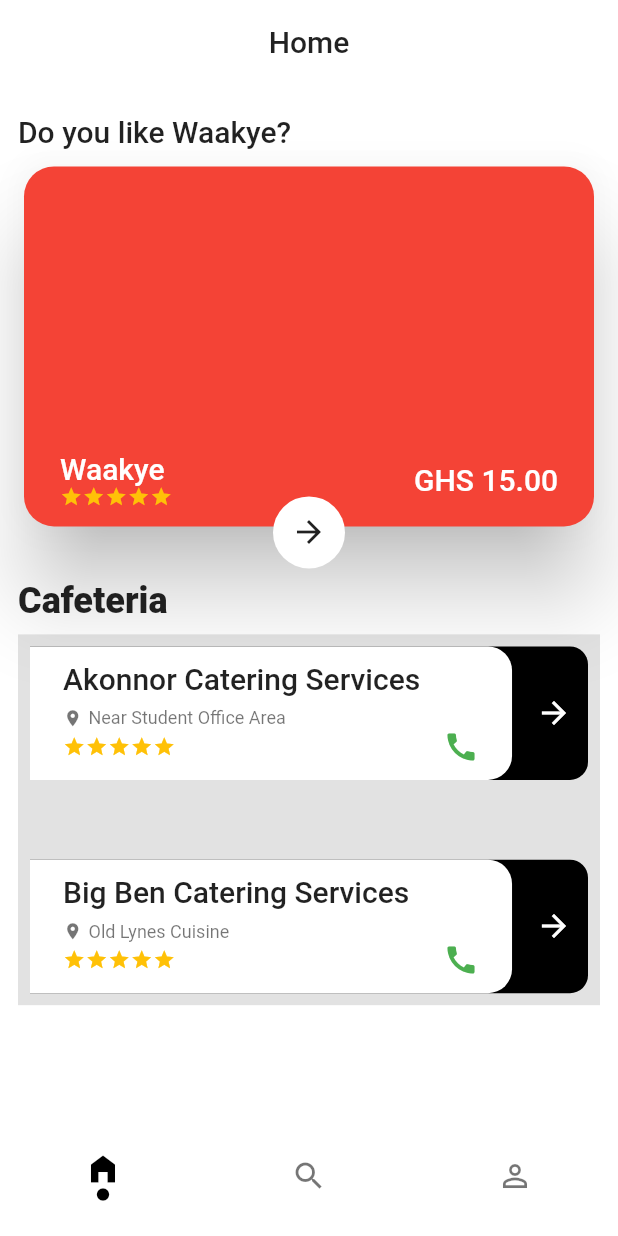
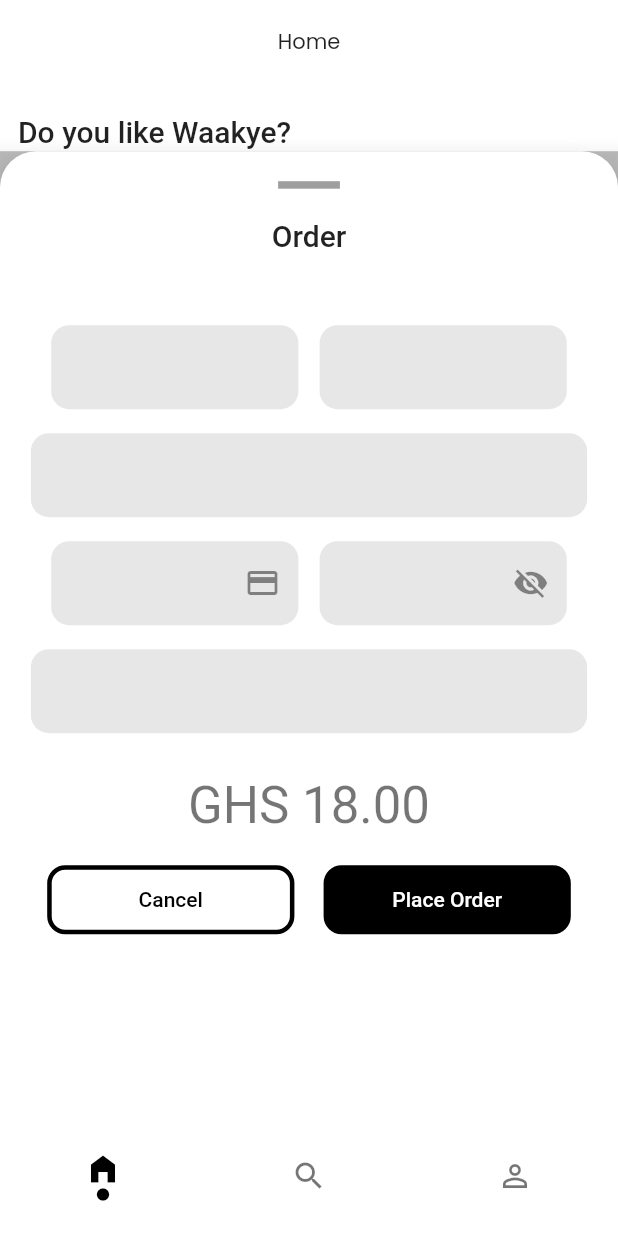
Before and after one commit to kwe-k-u/didi, a Flutter app: the screen it shows after launch, after a tap on "Get Started", after a tap on the "arrow forward" icon, on a phone screen of 412 x 824 dp. Run offline on Flutter 3.47's test engine with Material 2 defaults, Android fonts, the phone set to English and light mode, and no system bars; our stand-ins replace google_fonts; missing offline and left inert: dart:ffi.

```diff
--- a/lib/main.dart
+++ b/lib/main.dart
@@ -1,6 +1,7 @@
 import 'package:didi/ui/screens/homescreen/homescreen.dart';
 import 'package:didi/ui/screens/landing_page/landing_page.dart';
 import 'package:flutter/material.dart';
+import 'package:google_fonts/google_fonts.dart';
 
 void main() {
   runApp(MyApp());
@@ -11,13 +12,14 @@ class MyApp extends StatelessWidget {
   @override
   Widget build(BuildContext context) {
     return MaterialApp(
+
       title: 'Flutter Demo',
       theme: ThemeData(
         bottomAppBarColor: Colors.white,
         appBarTheme: AppBarTheme(
           color: Colors.white,
           elevation: 0,
-          textTheme: Theme.of(context).textTheme
+          textTheme: GoogleFonts.poppinsTextTheme()
         ),
         primarySwatch: Colors.blue,
         canvasColor: Colors.white,
--- a/lib/ui/screens/homescreen/homescreen.dart
+++ b/lib/ui/screens/homescreen/homescreen.dart
@@ -72,6 +72,7 @@ class HomeScreen extends StatelessWidget {
           ],
         ),
       ),
+
     );
   }
 }
--- a/lib/ui/screens/homescreen/widgets/cafeteria_tile.dart
+++ b/lib/ui/screens/homescreen/widgets/cafeteria_tile.dart
@@ -1,3 +1,5 @@
+import 'package:didi/ui/screens/cafeteria_menu_screen/cafeteria_menu_screen.dart';
+import 'package:didi/ui/screens/homescreen/widgets/order_bottom_sheet.dart';
 import 'package:didi/ui/widgets/rating_widget.dart';
 import 'package:flutter/material.dart';
 
@@ -72,9 +74,15 @@ class CafeteriaTile extends StatelessWidget {
               ),
             )
           ),
-          Padding(
-            padding: const EdgeInsets.only(left: 16.0),
-            child: Icon(Icons.arrow_forward, color: Colors.white,),
+          IconButton(
+            icon: Icon(Icons.arrow_forward),
+            color: Colors.white,
+            onPressed: (){
+              Navigator.push(context,
+                  MaterialPageRoute(builder: (context)=> CafeteriaMenuScreen()
+                  )
+              );
+            },
           ),
         ],
       ),
--- a/lib/ui/screens/homescreen/widgets/meal_preview_widget.dart
+++ b/lib/ui/screens/homescreen/widgets/meal_preview_widget.dart
@@ -1,3 +1,4 @@
+import 'package:didi/ui/screens/homescreen/widgets/order_bottom_sheet.dart';
 import 'package:didi/ui/widgets/rating_widget.dart';
 import 'package:flutter/cupertino.dart';
 import 'package:flutter/material.dart';
@@ -38,6 +39,14 @@ class MealPreviewWidget extends StatelessWidget {
               ),
               child: IconButton(
                   onPressed: (){
+
+                    showBottomSheet(
+                        elevation: 12,
+                        backgroundColor: Colors.black26,
+                        context: context,
+                        builder: (context){
+                          return OrderBottomSheet();
+                        });
                     },
                   icon: Icon(Icons.arrow_forward)
               ),
@@ -71,11 +80,6 @@ class _Card extends StatelessWidget {
       shape: RoundedRectangleBorder(
           borderRadius: BorderRadius.circular(20)
       ),
-      // decoration: BoxDecoration(
-      //   color: Colors.red,
-      //     borderRadius: BorderRadius.circular(36)
-      // ),
-      // padding: EdgeInsets.symmetric(vertical: 8, horizontal: 16),
       child: Padding(
         padding: EdgeInsets.all(12) + EdgeInsets.symmetric(horizontal: 12),
         child: Column(
--- /dev/null
+++ b/lib/ui/screens/homescreen/widgets/order_bottom_sheet.dart
@@ -0,0 +1,136 @@
+import 'dart:ffi';
+
+import 'package:didi/ui/widgets/custom_button.dart';
+import 'package:didi/ui/widgets/custom_text_field.dart';
+import "package:flutter/material.dart";
+
+
+class OrderBottomSheet extends StatefulWidget {
+  const OrderBottomSheet({Key? key}) : super(key: key);
+
+  @override
+  _OrderBottomSheetState createState() => _OrderBottomSheetState();
+}
+
+class _OrderBottomSheetState extends State<OrderBottomSheet> {
+  @override
+  void initState() {
+    super.initState();
+  }
+
+
+  @override
+  void dispose() {
+    super.dispose();
+    //todo clear controllers
+  }
+  @override
+  Widget build(BuildContext context) {
+    Size size = MediaQuery.of(context).size;
+
+    return  Container(
+      height: size.height * 0.8,
+      width: size.width,
+      padding: EdgeInsets.all(12),
+      decoration: BoxDecoration(
+          color: Colors.white,
+          borderRadius: BorderRadius.vertical(top: Radius.circular(24))
+      ),
+      child: Column(
+        crossAxisAlignment: CrossAxisAlignment.center,
+        children: [
+          Padding(
+            padding: const EdgeInsets.only(bottom:20, top:8.0),
+            child: Container(
+              height: 5,
+              width: size.width * 0.1,
+              color: Colors.grey,
+            ),
+          ),
+          Padding(
+            padding: const EdgeInsets.only( bottom: 40.0),
+            child: Text("Order", style: Theme.of(context).textTheme.headline6,
+            ),
+          ),
+          Padding(
+            padding: const EdgeInsets.all(8.0),
+            child: Row(
+              mainAxisAlignment: MainAxisAlignment.spaceEvenly,
+              children: [
+                CustomTextField(
+                    controller: TextEditingController(),
+                    width: size.width * 0.4,
+                    keyboardType: TextInputType.text),
+                CustomTextField(
+                    controller: TextEditingController(),
+                    width: size.width * 0.4,
+                    keyboardType: TextInputType.text),
+              ],
+            ),
+          ),
+
+          Padding(
+            padding: const EdgeInsets.all(8.0),
+            child: CustomTextField(
+                controller: TextEditingController(),
+                keyboardType: TextInputType.text),
+          ),
+
+
+          Padding(
+            padding: const EdgeInsets.all(8.0),
+            child: Row(
+              mainAxisAlignment: MainAxisAlignment.spaceEvenly,
+              children: [
+                CustomTextField(
+                    controller: TextEditingController(),
+                    width: size.width * 0.4,
+                    keyboardType: TextInputType.text,
+                  icon: Icons.credit_card_outlined,
+                ),
+                CustomTextField(//todo obscure (overflow problem)
+                    icon: Icons.visibility_off,
+                    controller: TextEditingController(),
+                    width: size.width * 0.4,
+                    keyboardType: TextInputType.text),
+              ],
+            ),
+          ),
+
+
+          Padding(
+            padding: const EdgeInsets.all(8.0),
+            child: CustomTextField(
+                controller: TextEditingController(),
+                keyboardType: TextInputType.text),
+          ),
+
+          Padding(
+            padding: const EdgeInsets.all(20),
+            child: Text("GHS 18.00", style: Theme.of(context).textTheme.headline4,),
+          ),
+
+          Row(
+            mainAxisAlignment: MainAxisAlignment.spaceEvenly,
+            children: [
+              CustomButton(
+                width: size.width * 0.4,
+                  text: "Cancel",
+                  onPressed: (){
+
+                  }
+                  ),
+              CustomButton(
+                  width: size.width * 0.4,
+                  filled: true,
+                  text: "Place Order",
+                  onPressed: (){
+                  }),
+            ],
+          )
+        ],
+
+      ),
+    );
+  }
+}
--- a/lib/ui/screens/issue_screen/issue_screen.dart
+++ b/lib/ui/screens/issue_screen/issue_screen.dart
@@ -18,6 +18,7 @@ class IssueScreen extends StatelessWidget {
           padding: EdgeInsets.all(8) + EdgeInsets.only(top: 12),
           width: size.width,
         height: size.height,
+        child: SingleChildScrollView(
           child: Column(
             children: [
               CustomTextField(
@@ -42,6 +43,7 @@ class IssueScreen extends StatelessWidget {
                   }
                   )
             ],
+          ),
         )
         )
     );
--- a/lib/ui/screens/landing_page/landing_page.dart
+++ b/lib/ui/screens/landing_page/landing_page.dart
@@ -27,8 +27,9 @@ class LandingPage extends StatelessWidget {
 
 
                 Text("Didi.",
-                  style: Theme.of(context).textTheme.headline4!
+                  style: Theme.of(context).textTheme.headline2!
                       .copyWith(
+                    color: Theme.of(context).textTheme.headline2!.color!.withOpacity(1),
                     fontWeight: FontWeight.w900,
 
                   ),
--- a/lib/ui/widgets/custom_button.dart
+++ b/lib/ui/widgets/custom_button.dart
@@ -23,20 +23,20 @@ class CustomButton extends StatelessWidget {
   Widget build(BuildContext context) {
     Size size = MediaQuery.of(context).size;
 
-    return Container(
+    return InkWell(
+      splashColor: Colors.red,
+      onTap: onPressed,
+      splashFactory: InkSplash.splashFactory,
+      child: Container(
         margin: margin,
-      child: OutlinedButton(
-        style: ButtonStyle(
-          shape: MaterialStateProperty.all(RoundedRectangleBorder(
-              borderRadius: BorderRadius.circular(4),
-              side: BorderSide(color: Colors.black, width: 8)
-          )),
-
-          backgroundColor: MaterialStateProperty.all(
-              filled ? Colors.black : Colors.transparent ),
+        decoration: BoxDecoration(
+            color: filled ? Colors.black : Colors.transparent,
+            borderRadius: BorderRadius.circular(12),
+            border: Border.all(
+                color: Colors.black,
+                width: 3
+            )
         ),
-        onPressed: onPressed,
-        child: Container(
         padding: EdgeInsets.all(12),
         width: width ?? size.width * 0.8,
         height: height,
@@ -48,7 +48,6 @@ class CustomButton extends StatelessWidget {
           ),),
         ),
       ),
-      ),
     );
   }
 }
--- a/lib/ui/widgets/custom_text_field.dart
+++ b/lib/ui/widgets/custom_text_field.dart
@@ -54,7 +54,6 @@ class _CustomTextFieldState extends State<CustomTextField> {
 
 
           TextFormField(
-            autovalidateMode: AutovalidateMode.onUserInteraction,
             validator: widget.validator,
             minLines: widget.expand ? 15 : null,
             maxLines: widget.expand ? 15 : null,
@@ -68,7 +67,7 @@ class _CustomTextFieldState extends State<CustomTextField> {
               hintText: widget.hintText,
               errorStyle: Theme.of(context).textTheme.bodyText2!.copyWith(color: Colors.red),
               hintStyle: Theme.of(context).textTheme.bodyText1!.copyWith(color: Colors.grey),
-              fillColor: Colors.grey.withOpacity(0.15),
+              fillColor: Colors.grey.withOpacity(0.25),
               filled: true,
 
               border: OutlineInputBorder(
--- a/pubspec.yaml
+++ b/pubspec.yaml
@@ -27,7 +27,8 @@ dependencies:
 
   # The following adds the Cupertino Icons font to your application.
   # Use with the CupertinoIcons class for iOS style icons.
-  cupertino_icons: ^1.0.2
+  cupertino_icons: ^1.0.3
+  google_fonts: ^2.1.0
 
 dev_dependencies:
   flutter_test:
```
Also changed, not shown: lib/ui/screens/cafeteria_menu_screen/cafeteria_menu_screen.dart (added, +38 -0 lines), lib/ui/screens/cafeteria_menu_screen/widgets/custom_toggle_buttons.dart (added, +105 -0 lines), lib/ui/screens/search_screen/search_screen.dart (+6 -2 lines), lib/ui/screens/search_screen/widget/search_result_tile.dart (deleted, +0 -35 lines), lib/ui/widgets/meal_tile.dart (added, +36 -0 lines), pubspec.lock. Lines whose indentation alone changed are shown as unchanged.
